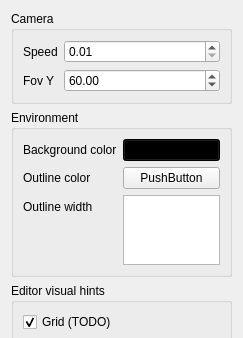
Flanctory-Studio/Advanced-Graphics-Programming, file Project3/ui/miscsettingswidget.ui: the form before one commit; both pictures show x 0 to 243 and y 0 to 338 of the 243 by 528 pixel window.
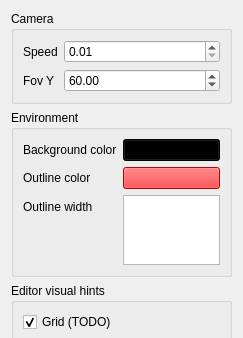
The form after the commit.

Commit message: Color picker

Diff of the .ui file:
```diff
--- a/Project3/ui/miscsettingswidget.ui
+++ b/Project3/ui/miscsettingswidget.ui
@@ -7,7 +7,7 @@
     <x>0</x>
     <y>0</y>
     <width>243</width>
-    <height>441</height>
+    <height>527</height>
    </rect>
   </property>
   <property name="windowTitle">
@@ -82,8 +82,11 @@
       </item>
       <item row="1" column="1">
        <widget class="QPushButton" name="buttonOutlineColor">
+        <property name="styleSheet">
+         <string notr="true">background-color: rgb(255,0,0);</string>
+        </property>
         <property name="text">
-         <string>PushButton</string>
+         <string/>
         </property>
        </widget>
       </item>
```
The commit also changes 3 other files.
